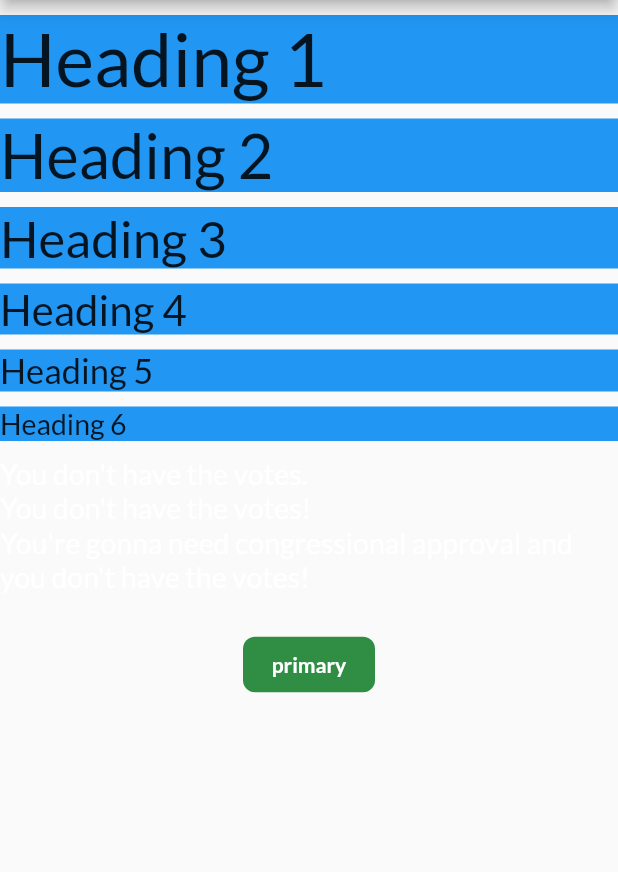
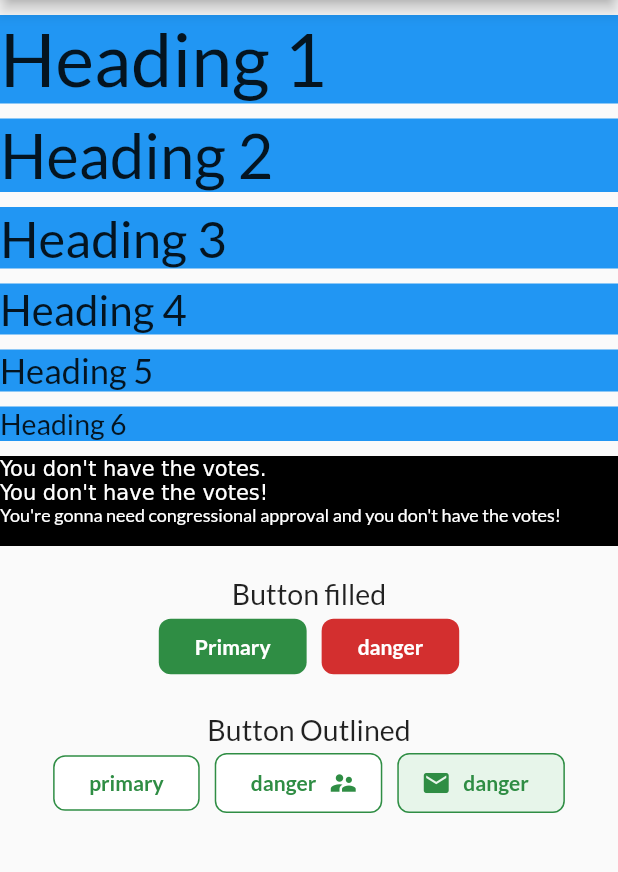
Before and after one commit to jabardigitalservice/jds-flutter-package, a Flutter app: the screen it shows after launch, on a phone screen of 412 x 824 dp, the part 84-956 px from its top. Run offline on Flutter 3.47's test engine with Material 2 defaults, Android fonts, the phone set to English and light mode, and no system bars; statements that could not run were skipped.

Commit message:
add button outline & filled

````diff
--- a/example/lib/main.dart
+++ b/example/lib/main.dart
@@ -82,39 +82,105 @@ class HomePage extends StatelessWidget {
                 style: JDSTextTheme.h6,
               )),
           Container(
+            color: JDSColors.black,
             margin: EdgeInsets.only(top: 10.0),
             child: RichText(
               text: TextSpan(
                 children: <TextSpan>[
                   TextSpan(
                     text: "You don't have the votes.\n",
-                    style: JDSTextTheme.h6,
+                    style: JDSTextTheme.body1,
                   ),
                   TextSpan(
                     text: "You don't have the votes!\n",
-                    style: JDSTextTheme.h6,
+                    style: JDSTextTheme.body2,
                   ),
                   TextSpan(
                     text:
                         "You're gonna need congressional approval and you don't have the votes!\n",
-                    style: JDSTextTheme.h6,
+                    style: JDSTextTheme.endNote,
                   ),
                 ],
               ),
             ),
           ),
-          Column(
-            mainAxisSize: MainAxisSize.min,
+          SizedBox(height: 20),
+          Text(
+            'Button filled',
+            textAlign: TextAlign.center,
+            style: JDSTextTheme.h6,
+          ),
+          Center(
+            child: Wrap(
               children: [
                 Container(
-                child: JdsTextButton(
-                  title: 'primary',
+                  child: JDSButton(
+                    title: 'Primary',
                     onPressed: () {},
-                  color: Colors.white,
                     background: JDSColors.green[700],
                   ),
                 ),
+                SizedBox(width: 10),
+                Container(
+                  child: JDSButton(
+                    title: 'danger',
+                    onPressed: () {},
+                    background: JDSColors.red[700],
+                  ),
+                ),
               ],
+            ),
+          ),
+          SizedBox(height: 20),
+          Text(
+            'Button Outlined',
+            textAlign: TextAlign.center,
+            style: JDSTextTheme.h6,
+          ),
+          Center(
+            child: Wrap(
+              children: [
+                Container(
+                  child: JDSButton.outline(
+                    title: 'primary',
+                    borderColor: JDSColors.green[700],
+                    onPressed: () {},
+                    color: JDSColors.green[700],
+                    background: JDSColors.white,
+                  ),
+                ),
+                SizedBox(width: 10),
+                Container(
+                  child: JDSButton.outline(
+                    borderColor: JDSColors.green[700],
+                    trailing: Icon(
+                      Icons.supervisor_account,
+                      size: 20,
+                      color: JDSColors.green[700],
+                    ),
+                    title: 'danger',
+                    onPressed: () {},
+                    color: JDSColors.green[700],
+                    background: JDSColors.white,
+                  ),
+                ),
+                SizedBox(width: 10),
+                Container(
+                  child: JDSButton.outline(
+                    borderColor: JDSColors.green[700],
+                    color: JDSColors.green[700],
+                    leading: Icon(
+                      Icons.email,
+                      size: 20,
+                      color: JDSColors.green[700],
+                    ),
+                    title: 'danger',
+                    onPressed: () {},
+                    background: JDSColors.green[50],
+                  ),
+                ),
+              ],
+            ),
           ),
         ],
       ),
--- /dev/null
+++ b/lib/enums/buttons.dart
@@ -0,0 +1 @@
+enum ButtonType { filled, icon, outline }
--- a/lib/enums/font.dart
+++ /dev/null
@@ -1,5 +0,0 @@
-enum JDSFont {
-  lato,
-  roboto,
-  lora
-}
--- a/lib/jds_design.dart
+++ b/lib/jds_design.dart
@@ -3,6 +3,5 @@
 library jds_design;
 
 export 'theme/text_theme.dart';
-export 'enums/font.dart';
-export 'constants/colors.dart';
+export 'theme/colors.dart';
 export 'widgets/buttons/buttons.dart';
--- a/lib/theme/text_theme.dart
+++ b/lib/theme/text_theme.dart
@@ -1,8 +1,5 @@
 import 'package:flutter/material.dart';
 import 'package:jds_design/constants/fonts.dart';
-import 'package:jds_design/enums/font.dart';
-import 'package:jds_design/extensions/font_family.dart';
-import 'package:jds_design/jds_design.dart';
 
 /// Define the default JDS TextTheme [typography]. Use this to specify the default
 /// text styling for headlines, titles, bodies of text, and more.
--- a/lib/widgets/buttons/text_button.dart
+++ b/lib/widgets/buttons/text_button.dart
@@ -1,52 +1,104 @@
 import 'package:flutter/material.dart';
+import 'package:jds_design/enums/buttons.dart';
 import 'package:jds_design/jds_design.dart';
 import 'package:jds_design/theme/text_theme.dart';
 
-class JdsTextButton extends StatelessWidget {
-  const JdsTextButton({
-    final Key key,
-    @required final String title,
-    @required final VoidCallback onPressed,
+/// {@tool snippet}
+///
+/// This example shows a [JDSButton] that is normally white-on-blue,
+///
+/// ![A JDSButton with white text on a blue background](https://flutter.github.io/assets-for-api-docs/assets/material/flat_button_properties.png)
+///
+/// ```dart
+///    JDSButton(
+///      title: 'primary',
+///      onPressed: () {},
+///      color: Colors.white,
+///      background: JDSColors.green[700],
+///   )
+/// ```
+/// {@end-tool}
+///
+class JDSButton extends StatelessWidget {
+  /// button type
+  final ButtonType buttonType;
+  final String title;
+  final VoidCallback onPressed;
 
-    /// default [true]
-    final bool isEnabled = true,
+  /// default [true]
+  final bool isEnabled;
 
-    /// default color [JDSColors.white]
-    final Color color = JDSColors.white,
+  /// default color [JDSColors.white]
+  final Color color;
 
-    /// default background [JDSColors.green]
-    final Color background = JDSColors.green,
-  })  : assert(title != null),
-        assert(onPressed != null),
-        _key = key,
-        _title = title,
-        _onPressed = onPressed,
-        _isEnabled = isEnabled,
-        _color = color,
-        _bg = background;
+  /// default background [JDSColors.green]
+  final Color background;
 
-  final Key _key;
-  final String _title;
-  final VoidCallback _onPressed;
-  final bool _isEnabled;
-  final Color _color;
-  final Color _bg;
+  final Color borderColor;
+  final Widget leading;
+  final Widget trailing;
+
+  /// default button filled
+  const JDSButton({
+    Key key,
+    this.buttonType = ButtonType.filled,
+    @required this.title,
+    @required this.onPressed,
+    this.isEnabled = true,
+    this.color = JDSColors.white,
+    this.background = JDSColors.green,
+    this.borderColor = Colors.transparent,
+    this.leading,
+    this.trailing,
+  }) : super(key: key);
+
+  /// default button filled
+  const JDSButton.outline({
+    Key key,
+    @required this.title,
+    @required this.onPressed,
+    @required this.borderColor,
+    this.isEnabled = true,
+    this.color = JDSColors.white,
+    this.background = JDSColors.green,
+    this.leading,
+    this.trailing,
+  })  : this.buttonType = ButtonType.outline,
+        super(key: key);
 
   @override
   Widget build(BuildContext context) {
+    switch (buttonType) {
+      case ButtonType.outline:
+        print('outline');
+
+        break;
+      default:
+    }
+
     return FlatButton(
-      key: _key,
-      color: _bg,
+      key: key,
+      color: background,
       padding: const EdgeInsets.symmetric(horizontal: 16, vertical: 10),
-      onPressed: _isEnabled ? _onPressed : null,
+      onPressed: isEnabled ? onPressed : null,
       shape: RoundedRectangleBorder(
         borderRadius: BorderRadius.circular(8),
+        side: BorderSide(color: borderColor),
       ),
-      child: Text(
-        _title,
-        textAlign: TextAlign.center,
-        style: JDSTextTheme.button2
-            .copyWith(fontWeight: FontWeight.bold, color: _color),
+      child: Row(
+        mainAxisAlignment: MainAxisAlignment.center,
+        crossAxisAlignment: CrossAxisAlignment.center,
+        mainAxisSize: MainAxisSize.min,
+        children: [
+          Padding(padding: const EdgeInsets.only(right: 8), child: leading),
+          Text(
+            title,
+            textAlign: TextAlign.center,
+            style: JDSTextTheme.button2
+                .copyWith(fontWeight: FontWeight.bold, color: color),
+          ),
+          Padding(padding: const EdgeInsets.only(left: 8), child: trailing),
+        ],
       ),
     );
   }
````
Also changed, not shown: lib/theme/colors.dart (renamed from lib/constants/colors.dart). Lines whose indentation alone changed are shown as unchanged.
